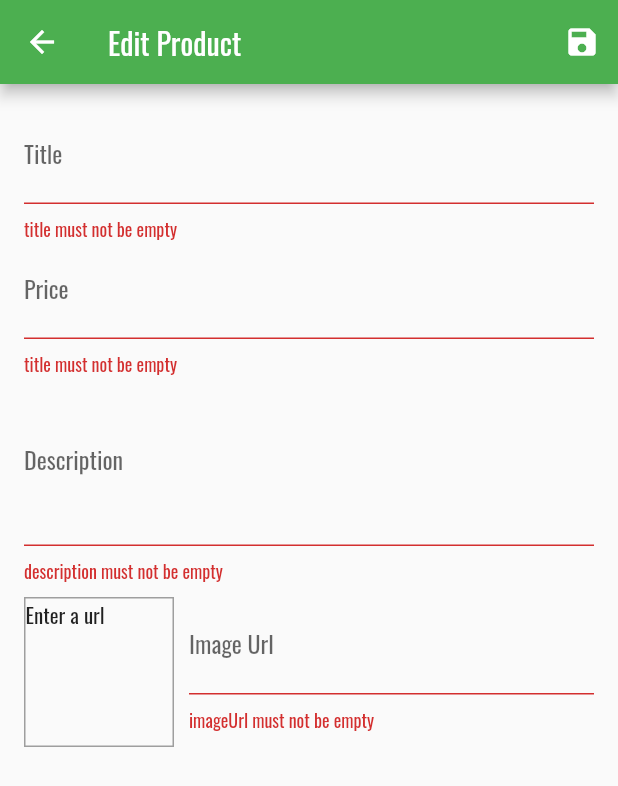
After one commit to Pekka123/E-pasal, a Flutter app: the EditProductScreen screen opened by its route, after a tap on the "save" icon, on a phone screen of 412 x 824 dp. The commit adds this screen. Shown: the top 786 px of the screen. Run offline on Flutter 3.47's test engine with Material 2 defaults, Android fonts, the phone set to English and light mode, and no system bars; our stand-ins replace cached_network_image; network calls fail.

Commit message:
Manage all the products as add, edited and deleted option

```diff
--- a/lib/provider/order_provider.dart
+++ b/lib/provider/order_provider.dart
@@ -1,5 +1,4 @@
 import 'package:epasal/provider/cart_provider.dart';
-
 import 'package:flutter/material.dart';
 
 class OrderItem {
@@ -19,7 +18,7 @@ class Orders with ChangeNotifier {
   List<OrderItem> _orders = [];
 
   List<OrderItem> get orders {
-    return [...orders];
+    return [..._orders];
   }
 
   void addOrder(List<CartItem> cartProducts, double total) {
--- a/lib/provider/product.dart
+++ b/lib/provider/product.dart
@@ -3,16 +3,16 @@ import 'package:flutter/material.dart';
 class Product with ChangeNotifier {
   final String id;
   final String title;
+  final double price;
   final String description;
-  final double price;
   final String imageURL;
   bool isFavourite;
 
   Product(
       {this.id,
       this.title,
+      this.price,
       this.description,
-      this.price,
       this.imageURL,
       this.isFavourite = false});
 
--- a/lib/provider/products_provider.dart
+++ b/lib/provider/products_provider.dart
@@ -6,64 +6,82 @@ class Products with ChangeNotifier {
     Product(
         id: "first",
         title: "Watch",
-        price: 30000,
-        description: "the best watch you will find anywherehere",
+        price: 2000,
+        description: "The best watch you will find anywhere.",
         imageURL:
-            "https://www.pricerunner.com/product/1200x630/1907050850/Apple-Watch-Series-5-Cellular-44mm-Aluminum-Case-with-Sport-Band.jpg",
+            "https://www.surfstitch.com/on/demandware.static/-/Sites-ss-master-catalog/default/dwef31ef54/images/MBB-M43BLK/BLACK-WOMENS-ACCESSORIES-ROSEFIELD-WATCHES-MBB-M43BLK_1.JPG",
         isFavourite: false),
     Product(
         id: "second",
         title: "Shoes",
-        price: 9000,
-        description: "QUALITY AND COMFORT SHOES",
+        price: 1500,
+        description: "Quality and comfort shoes with fashionable style.",
         imageURL:
-            "https://www.pablogiftshop.com/wp-content/uploads/2019/08/92c7e501-22ed-4ce1-9e62-b3343361b9fc.jpg",
+            "https://assets.adidas.com/images/w_600,f_auto,q_auto:sensitive,fl_lossy/e06ae7c7b4d14a16acb3a999005a8b6a_9366/Lite_Racer_RBN_Shoes_White_F36653_01_standard.jpg",
         isFavourite: false),
     Product(
         id: "third",
         title: "Laptop",
-        price: 400000,
-        description: "BEST GAMING LAPTOP HERE",
-        imageURL: "https://prod.scorptec.com.au/21/613/78203/183587_large.jpg",
+        price: 80000,
+        description: "The compact and powerful gaming laptop under the budget.",
+        imageURL:
+            "https://d4kkpd69xt9l7.cloudfront.net/sys-master/images/h57/hdd/9010331451422/razer-blade-pro-hero-mobile.jpg",
         isFavourite: false),
     Product(
         id: "four",
-        title: "OnePLus 7t",
-        price: 67000,
-        description: "BEST AVERAGE PHONE ",
-        imageURL: "https://fdn2.gsmarena.com/vv/bigpic/oneplus-7t-.jpg",
+        title: "T-Shirt",
+        price: 1000,
+        description: "A red color tshirt you can wear at any occassion.",
+        imageURL:
+            "https://5.imimg.com/data5/LM/NA/MY-49778818/mens-round-neck-t-shirt-500x500.jpg",
         isFavourite: false),
   ];
-//... this returns all items of the product list
+
+  // ---- this returns all items of the product list ---------
   List<Product> get items {
     return [..._items];
   }
 
-//..this returns oly favourite item  lists...
+  // --- this returns only favourite products from the list -----
   List<Product> get favourites {
     return _items.where((prodItem) {
       return prodItem.isFavourite;
     }).toList();
   }
 
-//..this returns particular product from the lists...
+  // ---- this returns particular item from id ---------
   Product findById(String id) {
     return items.firstWhere((prod) {
       return prod.id == id;
     });
   }
 
-  void addProduct() {
-    _items.add(
-      Product(
-          id: "five",
-          title: "OnePLus 8",
-          price: 88000,
-          description: "BEST PHONE ",
-          imageURL:
-              "https://i.gadgets360cdn.com/large/OnePlus_8_Render_Cashkaro_1570177447327.jpg",
-          isFavourite: false),
-    );
+//---this function add neww product--
+  void addProduct(Product product) {
+    final newProduct = Product(
+        id: DateTime.now().toString(),
+        title: product.title,
+        price: product.price,
+        description: product.description,
+        imageURL: product.imageURL);
+
+    _items.add(newProduct);
+    //_items.insert(0, newProduct);
+    notifyListeners();
+  }
+
+  //---this function update the product--
+  void updateProduct(String id, Product upProduct) {
+    final prodIndex = _items.indexWhere((prod) => prod.id == id);
+    if (prodIndex >= 0) {
+      _items[prodIndex] = upProduct;
+      notifyListeners();
+    }
+  }
+
+  //--this function deletes a product=---
+  void deleteProduct(String id) {
+    _items.removeWhere((prod) => prod.id == id);
     notifyListeners();
   }
 }
--- a/lib/screens/cart_screen.dart
+++ b/lib/screens/cart_screen.dart
@@ -7,13 +7,14 @@ import 'package:provider/provider.dart';
 
 class CartScreen extends StatelessWidget {
   static const String routeId = "/cart_screen";
+
   @override
   Widget build(BuildContext context) {
     final cart = Provider.of<Cart>(context);
     final order = Provider.of<Orders>(context, listen: false);
     return Scaffold(
       appBar: AppBar(
-        title: Text("Your cart"),
+        title: Text("Your Cart"),
       ),
       body: Column(
         children: <Widget>[
@@ -38,7 +39,7 @@ class CartScreen extends StatelessWidget {
                   ),
                   FlatButton(
                     child: Text(
-                      "ORDER NOW ",
+                      "ORDER NOW",
                       style: TextStyle(
                           fontWeight: FontWeight.bold,
                           fontSize: 18,
@@ -55,7 +56,7 @@ class CartScreen extends StatelessWidget {
             ),
           ),
           SizedBox(
-            height: 40,
+            height: 10,
           ),
           Expanded(
             child: ListView.builder(
--- /dev/null
+++ b/lib/screens/edit_product_screen.dart
@@ -0,0 +1,256 @@
+import 'package:epasal/provider/product.dart';
+import 'package:epasal/provider/products_provider.dart';
+import 'package:flutter/material.dart';
+import 'package:provider/provider.dart';
+
+class EditProductScreen extends StatefulWidget {
+  static const String routeId = '/edit_product_screen';
+  @override
+  _EditProductScreenState createState() => _EditProductScreenState();
+}
+
+class _EditProductScreenState extends State<EditProductScreen> {
+  final _priceFocusedNode = FocusNode();
+  final _descFocusNode = FocusNode();
+  final _imgUrlFocusNode = FocusNode();
+  final _imgUrlController = TextEditingController();
+  final _form = GlobalKey<FormState>();
+  var _editedProduct = Product(
+    id: null,
+    title: '',
+    price: 0,
+    description: '',
+    imageURL: '',
+  );
+  bool isInit = true;
+  var initValues = {
+    'title': '',
+    'price': '',
+    'description': '',
+    'imageURL': '',
+  };
+  //---to clean off the unwanted widgets
+  @override
+  void dispose() {
+    _descFocusNode.dispose();
+    _priceFocusedNode.dispose();
+    _imgUrlController.dispose();
+    _imgUrlFocusNode.dispose();
+    super.dispose();
+  }
+
+  //---the function called when our screen is created--
+  @override
+  void initState() {
+    _imgUrlFocusNode.addListener(_updateImageUrl);
+    super.initState();
+  }
+
+  //--the first function for initializating values
+  @override
+  void didChangeDependencies() {
+    if (isInit) {
+      final String productId = ModalRoute.of(context).settings.arguments;
+      if (productId != null) {
+        _editedProduct = Provider.of<Products>(context).findById(productId);
+        initValues = {
+          'title': _editedProduct.title,
+          'description': _editedProduct.description,
+          'price': _editedProduct.price.toString(),
+          'imageURL': '',
+        };
+        _imgUrlController.text = _editedProduct.imageURL;
+      }
+    }
+    isInit = false;
+    super.didChangeDependencies();
+  }
+
+  //--
+  void _updateImageUrl() {
+    if (!_imgUrlFocusNode.hasFocus) {
+      if ((!_imgUrlController.text.startsWith('http') &&
+              !_imgUrlController.text.startsWith('https')) ||
+          (!_imgUrlController.text.endsWith('.png') &&
+              !_imgUrlController.text.endsWith('.PNG') &&
+              !_imgUrlController.text.endsWith('.jpg') &&
+              !_imgUrlController.text.endsWith('.JPG'))) {
+        return;
+      }
+      setState(() {});
+    }
+  }
+
+//----to save product===
+  void _saveForm() {
+    final isValid = _form.currentState.validate();
+    if (!isValid) {
+      return;
+    }
+    _form.currentState.save();
+    if (_editedProduct.id != null) {
+      Provider.of<Products>(context, listen: false)
+          .updateProduct(_editedProduct.id, _editedProduct);
+    } else {
+      Provider.of<Products>(context, listen: false).addProduct(_editedProduct);
+    }
+    Navigator.pop(context);
+  }
+
+  @override
+  Widget build(BuildContext context) {
+    return Scaffold(
+      appBar: AppBar(
+        title: Text('Edit Product'),
+        actions: <Widget>[
+          IconButton(
+            icon: Icon(Icons.save),
+            onPressed: () {
+              _saveForm();
+            },
+          )
+        ],
+      ),
+      body: Padding(
+        padding: EdgeInsets.all(16),
+        child: Form(
+          key: _form,
+          child: ListView(
+            children: <Widget>[
+              TextFormField(
+                initialValue: initValues['title'],
+                decoration: InputDecoration(labelText: 'Title'),
+                textInputAction: TextInputAction.next,
+                onFieldSubmitted: (_) {
+                  FocusScope.of(context).requestFocus(_priceFocusedNode);
+                },
+                validator: (value) {
+                  if (value.isEmpty) {
+                    return 'title must not be empty';
+                  }
+                  return null;
+                },
+                onSaved: (value) {
+                  _editedProduct = Product(
+                    title: value,
+                    description: _editedProduct.description,
+                    id: _editedProduct.id,
+                    imageURL: _editedProduct.imageURL,
+                    price: _editedProduct.price,
+                  );
+                },
+              ),
+              TextFormField(
+                initialValue: initValues['price'],
+                decoration: InputDecoration(labelText: 'Price'),
+                textInputAction: TextInputAction.next,
+                keyboardType: TextInputType.number,
+                focusNode: _priceFocusedNode,
+                onFieldSubmitted: (_) {
+                  FocusScope.of(context).requestFocus(_descFocusNode);
+                },
+                validator: (value) {
+                  if (value.isEmpty) {
+                    return 'title must not be empty';
+                  }
+                  if (double.tryParse(value) == null) {
+                    return 'The price should be in number format';
+                  }
+                  if (double.parse(value) <= 0) {
+                    return 'The price should not be less tha zero';
+                  }
+                  return null;
+                },
+                onSaved: (value) {
+                  _editedProduct = Product(
+                    title: _editedProduct.title,
+                    description: _editedProduct.description,
+                    id: _editedProduct.id,
+                    imageURL: _editedProduct.imageURL,
+                    price: double.parse(value),
+                  );
+                },
+              ),
+              TextFormField(
+                initialValue: initValues['description'],
+                decoration: InputDecoration(labelText: 'Description'),
+                focusNode: _descFocusNode,
+                maxLines: 3,
+                keyboardType: TextInputType.multiline,
+                validator: (value) {
+                  if (value.isEmpty) {
+                    return 'description must not be empty';
+                  }
+                  if (value.length < 10) {
+                    return 'The decription must not be less than 10 characters.';
+                  }
+                  return null;
+                },
+                onSaved: (value) {
+                  _editedProduct = Product(
+                    title: _editedProduct.title,
+                    description: value,
+                    id: _editedProduct.id,
+                    imageURL: _editedProduct.imageURL,
+                    price: _editedProduct.price,
+                  );
+                },
+              ),
+              Row(
+                children: <Widget>[
+                  Container(
+                      width: 100,
+                      height: 100,
+                      margin: EdgeInsets.only(top: 8, right: 10),
+                      decoration: BoxDecoration(
+                          border: Border.all(color: Colors.grey, width: 1)),
+                      child: _imgUrlController.text.isEmpty
+                          ? Text("Enter a url")
+                          : FittedBox(
+                              child: Image.network(_imgUrlController.text),
+                              fit: BoxFit.cover,
+                            )),
+                  Expanded(
+                    child: TextFormField(
+                      decoration: InputDecoration(labelText: 'Image Url'),
+                      focusNode: _imgUrlFocusNode,
+                      controller: _imgUrlController,
+                      keyboardType: TextInputType.url,
+                      textInputAction: TextInputAction.done,
+                      validator: (value) {
+                        if (value.isEmpty) {
+                          return 'imageUrl must not be empty';
+                        }
+                        if (!value.startsWith('http') &&
+                            !value.startsWith('https')) {
+                          return 'The image url is not valid';
+                        }
+                        if (!value.endsWith('.png') &&
+                            !value.endsWith('.PNG') &&
+                            !value.endsWith('.jpg') &&
+                            !value.endsWith('.JPG')) {
+                          return 'The imageUrl Is not Valid';
+                        }
+
+                        return null;
+                      },
+                      onSaved: (value) {
+                        _editedProduct = Product(
+                          title: _editedProduct.title,
+                          description: _editedProduct.description,
+                          id: _editedProduct.id,
+                          imageURL: value,
+                          price: _editedProduct.price,
+                        );
+                      },
+                    ),
+                  )
+                ],
+              )
+            ],
+          ),
+        ),
+      ),
+    );
+  }
+}
--- a/lib/screens/order_screen.dart
+++ b/lib/screens/order_screen.dart
@@ -5,7 +5,8 @@ import 'package:flutter/material.dart';
 import 'package:provider/provider.dart';
 
 class OrderScreen extends StatelessWidget {
-  static const String routeId = "/order_screen";
+  static const routeId = "/order_screen";
+
   @override
   Widget build(BuildContext context) {
     final orderData = Provider.of<Orders>(context);
--- a/lib/widgets/app_drawer.dart
+++ b/lib/widgets/app_drawer.dart
@@ -1,5 +1,7 @@
 import 'package:epasal/screens/order_screen.dart';
 import 'package:epasal/screens/product_overview_screen.dart';
+import 'package:epasal/screens/user_product_screen.dart';
+
 import 'package:flutter/material.dart';
 
 class AppDrawer extends StatelessWidget {
@@ -17,10 +19,10 @@ class AppDrawer extends StatelessWidget {
           ),
           ListTile(
             leading: Icon(Icons.shopping_cart),
-            title: Text('shop'),
+            title: Text('Shop'),
             onTap: () {
               Navigator.pushReplacementNamed(
-                  context, ProductOverViewScreen.routeId);
+                  context, ProductOverviewScreen.routeId);
             },
           ),
           Divider(),
@@ -32,6 +34,15 @@ class AppDrawer extends StatelessWidget {
             },
           ),
           Divider(),
+          ListTile(
+            leading: Icon(Icons.edit),
+            title: Text('Manage Products'),
+            onTap: () {
+              Navigator.pushReplacementNamed(
+                  context, UserProductScreen.routeId);
+            },
+          ),
+          Divider(),
         ],
       ),
     );
```
Also changed, not shown: lib/main.dart (+12 -6 lines), lib/provider/cart_provider.dart (+32 -11 lines), lib/screens/product_details_screen.dart (+5 -2 lines), lib/screens/product_overview_screen.dart (+14 -12 lines), lib/screens/user_product_screen.dart (added, +40 -0 lines), lib/widgets/cart_item.dart (+25 -0 lines), lib/widgets/order_item.dart (+8 -5 lines), lib/widgets/product_item.dart (+15 -2 lines), lib/widgets/user_product_item.dart (added, +44 -0 lines).
